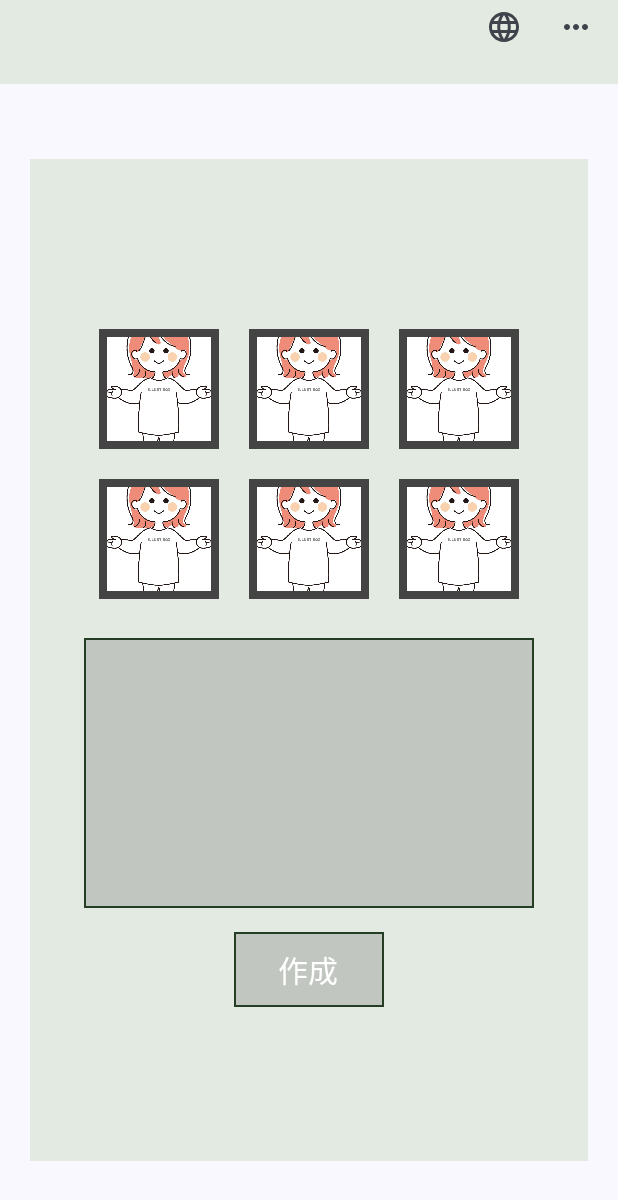
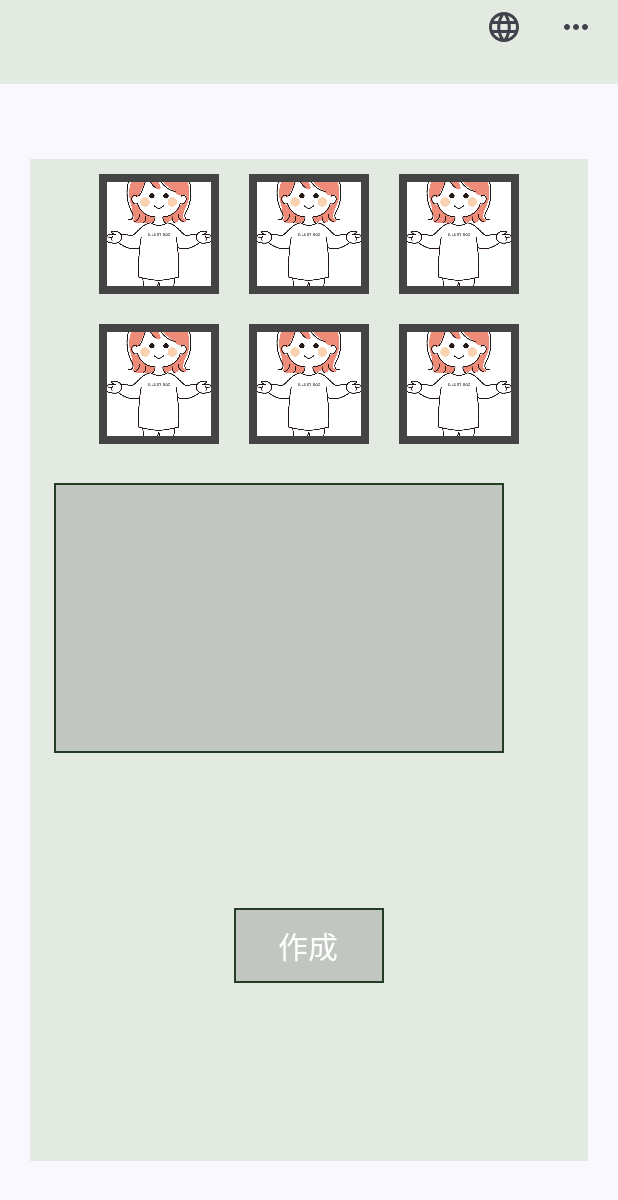
Before and after one commit to ko-tarou/AIVY, an Android app built with Jetpack Compose: the SelectPage screen opened through its navigation route, on a phone screen of 412 x 824 dp. Shown: the top 1200 px of the screen. Run offline under Robolectric (Android 15) with nearby library versions, the phone set to English and light mode, and no system bars; our stand-ins replace Firebase (no records; nobody signed in at launch, a user with empty details on screens opened directly), accompanist; libraries missing offline, so code that uses them is left out: com.google.ai.client, com.google.android.exoplayer2; 3 statements that could not run were skipped.

Commit message:
キャラクター作成画面いけたかな

```diff
--- a/app/src/main/java/com/websarva/wings/android/aivy/ui/SelectPage.kt
+++ b/app/src/main/java/com/websarva/wings/android/aivy/ui/SelectPage.kt
@@ -42,8 +42,7 @@ fun SelectPage(navController: NavController){
                     .background(HeaderColor)
             ){
                 PeopleSelect()
-                DetailsInput()
-                CreateButton()
+                DetailsInput(navController = navController)
             }
         }
     }
--- a/app/src/main/java/com/websarva/wings/android/aivy/ui/SelectPageParts/DatailsInput.kt
+++ b/app/src/main/java/com/websarva/wings/android/aivy/ui/SelectPageParts/DatailsInput.kt
@@ -4,6 +4,7 @@ import androidx.compose.foundation.background
 import androidx.compose.foundation.border
 import androidx.compose.foundation.layout.Arrangement
 import androidx.compose.foundation.layout.Column
+import androidx.compose.foundation.layout.PaddingValues
 import androidx.compose.foundation.layout.fillMaxSize
 import androidx.compose.foundation.layout.height
 import androidx.compose.foundation.layout.padding
@@ -11,6 +12,9 @@ import androidx.compose.foundation.layout.width
 import androidx.compose.foundation.text.BasicTextField
 import androidx.compose.foundation.text.KeyboardActions
 import androidx.compose.foundation.text.KeyboardOptions
+import androidx.compose.material3.Button
+import androidx.compose.material3.ButtonDefaults
+import androidx.compose.material3.Text
 import androidx.compose.runtime.Composable
 import androidx.compose.runtime.getValue
 import androidx.compose.runtime.mutableStateOf
@@ -19,16 +23,20 @@ import androidx.compose.runtime.setValue
 import androidx.compose.ui.Alignment
 import androidx.compose.ui.Modifier
 import androidx.compose.ui.graphics.Color
+import androidx.compose.ui.graphics.RectangleShape
 import androidx.compose.ui.platform.LocalFocusManager
 import androidx.compose.ui.text.TextStyle
 import androidx.compose.ui.text.input.ImeAction
 import androidx.compose.ui.unit.dp
 import androidx.compose.ui.unit.sp
+import androidx.navigation.NavController
+import com.google.firebase.Firebase
+import com.google.firebase.database.database
 import com.websarva.wings.android.aivy.ui.theme.DatailsColor
 import com.websarva.wings.android.aivy.ui.theme.HeaderColor
 
 @Composable
-fun DetailsInput(){
+fun DetailsInput(navController: NavController) {
     var text by remember { mutableStateOf("") }
     val focusManager = LocalFocusManager.current
 
@@ -71,5 +79,36 @@ fun DetailsInput(){
                     .fillMaxSize()
             )
         }
+
+        Column (
+            verticalArrangement = Arrangement.Center,
+            horizontalAlignment = Alignment.CenterHorizontally,
+            modifier = Modifier
+                .fillMaxSize()
+        ){
+            Button(
+                onClick = {
+                    Firebase.database.reference.child("datails").setValue(text)
+                    text = ""
+                    navController.navigate("viewpage")
+                },
+                modifier = Modifier
+                    .border(1.dp, DatailsColor)
+                    .height(50.dp)
+                    .width(100.dp),
+                colors = ButtonDefaults.buttonColors(
+                    containerColor = Color.Black.copy(alpha = 0.15f),
+                    contentColor = Color.White,
+                ),
+                shape = RectangleShape,
+                elevation = ButtonDefaults.buttonElevation(0.dp),
+                contentPadding = PaddingValues(0.dp),
+            ) {
+                Text(
+                    text = "作成",
+                    fontSize = 20.sp
+                )
+            }
+        }
     }
 }
--- a/app/src/main/java/com/websarva/wings/android/aivy/ui/ViewPage.kt
+++ b/app/src/main/java/com/websarva/wings/android/aivy/ui/ViewPage.kt
@@ -38,6 +38,7 @@ import com.websarva.wings.android.aivy.ui.ViewPageParts.IsEye
 import com.websarva.wings.android.aivy.ui.ViewPageParts.MessageBox
 import com.websarva.wings.android.aivy.ui.ViewPageParts.Remove
 import com.websarva.wings.android.aivy.ui.ViewPageParts.Toolbar
+import com.websarva.wings.android.aivy.ui.ViewPageParts.Video
 
 
 @Composable
@@ -50,13 +51,9 @@ fun ViewPage(navController:NavController){
             modifier = Modifier
                 .weight(1f)
         ) {
-            Box(
-                modifier = Modifier
-                    .fillMaxSize(),
-                contentAlignment = Alignment.Center
-            ) {
-                ExoPlayerView("rtmp://0.tcp.jp.ngrok.io:17324/live/test")
-            }
+
+            //video
+            Video()
 
             //toolbar
             Column(
@@ -68,7 +65,7 @@ fun ViewPage(navController:NavController){
                 Toolbar()
             }
 
-            //message
+            //messaget
             Column (
                 modifier = Modifier
                     .fillMaxSize(),
@@ -87,17 +84,6 @@ fun ViewPage(navController:NavController){
             ){
                 IsEye()
             }
-
-            Column {
-                Button(
-                    onClick = {
-                        // Firebase に値を書き込む
-                        Firebase.database.reference.child("button").setValue(true)
-                    }
-                ) {
-                    Text("値を true に設定")
-                }
-            }
         }
     }
 }
--- /dev/null
+++ b/app/src/main/java/com/websarva/wings/android/aivy/ui/ViewPageParts/Video.kt
@@ -0,0 +1,19 @@
+package com.websarva.wings.android.aivy.ui.ViewPageParts
+
+import androidx.compose.foundation.layout.Box
+import androidx.compose.foundation.layout.fillMaxSize
+import androidx.compose.runtime.Composable
+import androidx.compose.ui.Alignment
+import androidx.compose.ui.Modifier
+import com.websarva.wings.android.aivy.network.ExoPlayerView
+
+@Composable
+fun Video() {
+    Box(
+        modifier = Modifier
+            .fillMaxSize(),
+        contentAlignment = Alignment.Center
+    ) {
+        ExoPlayerView("rtmp://0.tcp.jp.ngrok.io:16153/live/test")
+    }
+}
```
